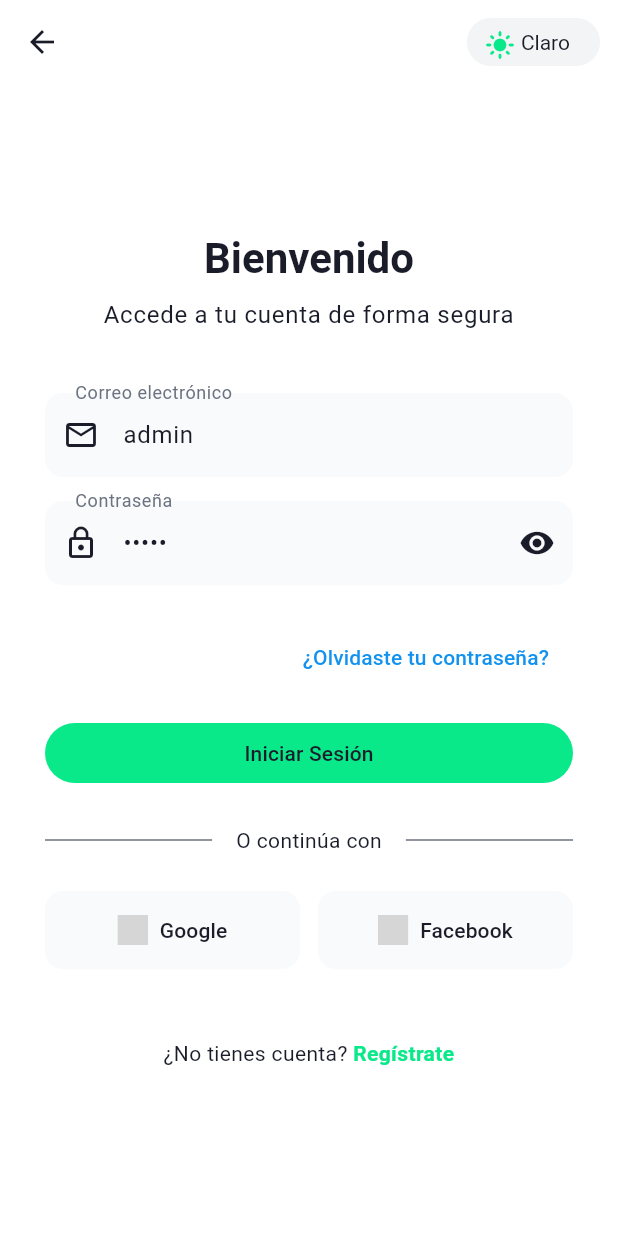
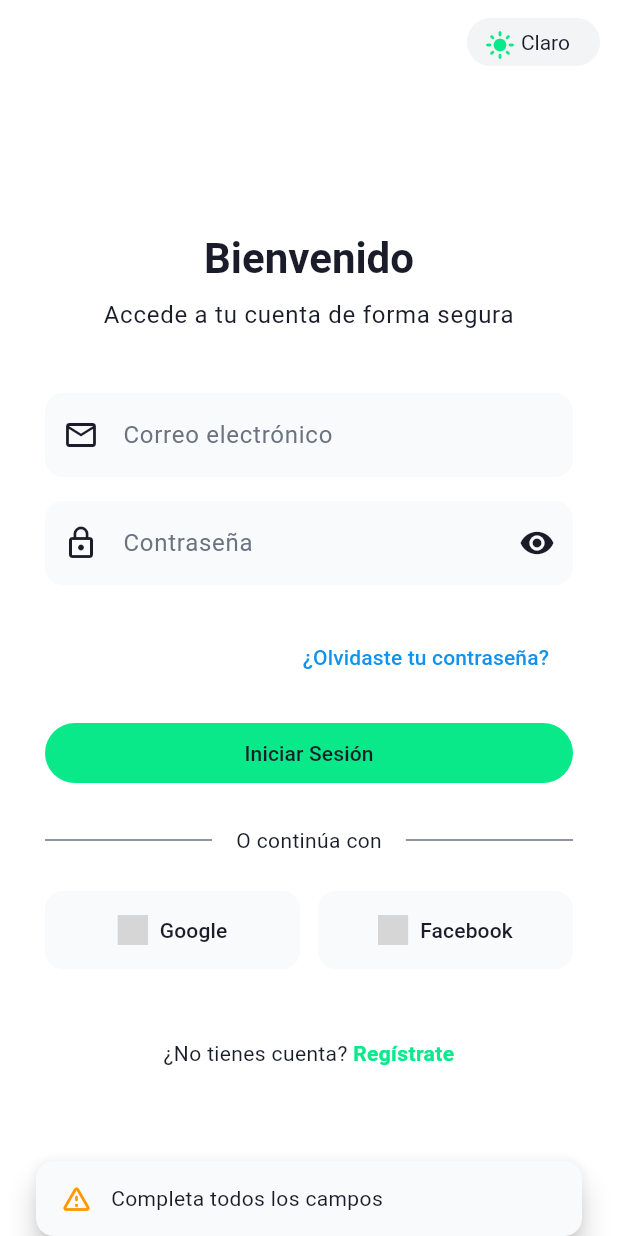
Before and after one commit to MavDevGit/cotizador_gigantografia, a Flutter app: the LoginScreen screen opened directly, after a tap on "Iniciar Sesión", on a phone screen of 412 x 824 dp. Run offline on Flutter 3.47's test engine with Material 3 defaults, Android fonts, the phone set to English and light mode, and no system bars; our stand-ins replace app_links, dropdown_search, file_picker, flutter_local_notifications, hive, hive_flutter and 8 more; missing offline and left inert: workmanager; accounts and stored records are empty; grey boxes are pictures that could not be loaded.

Commit message:
Login integrado con Supabase...

```diff
--- a/lib/app_state/app_state.dart
+++ b/lib/app_state/app_state.dart
@@ -7,6 +7,8 @@ import 'package:shared_preferences/shared_preferences.dart';
 
 import '../models/models.dart';
 import '../services/services.dart';
+import '../services/supabase_auth_service.dart';
+import 'package:supabase_flutter/supabase_flutter.dart';
 import '../utils/utils.dart';
 
 class AppState extends ChangeNotifier {
@@ -57,27 +59,27 @@ class AppState extends ChangeNotifier {
   }
 
   Future<bool> login(String email, String password) async {
-    final user = _usuariosBox.values.firstWhere(
-      (u) => u.email == email && u.eliminadoEn == null,
-      orElse: () => Usuario(
-          id: '',
-          email: '',
-          nombre: '',
-          rol: '',
-          negocioId: '',
-          creadoEn: DateTime.now(),
-          password: ''), // Return a dummy user
-    );
-
-    if (user.id.isNotEmpty && user.password == password) {
-      _currentUser = user;
-      notifyListeners();
-      return true;
+    // Autenticación con Supabase
+    try {
+      final supabaseAuth = SupabaseAuthService();
+      final response = await supabaseAuth.signInWithEmail(email, password);
+      final session = response.session;
+      if (session != null && response.user != null) {
+        // Aquí podrías cargar datos adicionales del usuario si lo deseas
+        // _currentUser = ...
+        notifyListeners();
+        return true;
+      }
+      return false;
+    } catch (e) {
+      return false;
     }
-    return false;
   }
 
-  void logout() {
+  Future<void> logout() async {
+    try {
+      await Supabase.instance.client.auth.signOut();
+    } catch (_) {}
     _currentUser = null;
     notifyListeners();
   }
--- a/lib/screens/login_screen.dart
+++ b/lib/screens/login_screen.dart
@@ -13,22 +13,71 @@ class LoginScreen extends StatefulWidget {
 }
 
 class _LoginScreenState extends State<LoginScreen> {
-  final _emailController = TextEditingController(text: 'admin');
-  final _passwordController = TextEditingController(text: 'admin');
+  final _emailController = TextEditingController();
+  final _passwordController = TextEditingController();
   bool _isLoading = false;
   bool _obscureText = true;
 
+  void _showCustomSnackBar(String message, {IconData icon = Icons.info_outline, Color? color}) {
+    final theme = Theme.of(context);
+    final textColor = theme.brightness == Brightness.dark
+        ? theme.colorScheme.onSurface
+        : theme.colorScheme.onSurface;
+    ScaffoldMessenger.of(context).showSnackBar(
+      SnackBar(
+        content: Row(
+          children: [
+            Icon(icon, color: color ?? theme.colorScheme.primary, size: 22),
+            const SizedBox(width: 12),
+            Expanded(child: Text(message, style: TextStyle(color: textColor))),
+          ],
+        ),
+        backgroundColor: theme.colorScheme.surfaceVariant,
+        behavior: SnackBarBehavior.floating,
+        shape: RoundedRectangleBorder(
+          borderRadius: BorderRadius.circular(12),
+        ),
+        elevation: 8,
+        duration: const Duration(seconds: 3),
+        margin: EdgeInsets.only(
+          top: MediaQuery.of(context).padding.top + 20,
+          left: 24,
+          right: 24,
+        ),
+      ),
+    );
+  }
+
   Future<void> _login() async {
+    final email = _emailController.text.trim();
+    final password = _passwordController.text;
+
+    if (email.isEmpty || password.isEmpty) {
+      _showCustomSnackBar('Completa todos los campos', icon: Icons.warning_amber_rounded, color: Colors.orange);
+      return;
+    }
+    if (!email.contains('@')) {
+      _showCustomSnackBar('El correo debe contener "@"', icon: Icons.email, color: Colors.orange);
+      return;
+    }
+    if (password.length < 6) {
+      _showCustomSnackBar('La contraseña debe tener al menos 6 caracteres', icon: Icons.lock_outline, color: Colors.orange);
+      return;
+    }
+
     setState(() => _isLoading = true);
     final success = await Provider.of<AppState>(context, listen: false)
-        .login(_emailController.text, _passwordController.text);
+        .login(email, password);
 
     if (!mounted) return;
 
-    if (!success) {
-      ScaffoldMessenger.of(context).showSnackBar(
-        const SnackBar(content: Text('Usuario o contraseña incorrectos.')),
+    if (success) {
+      // Redirigir a la pantalla principal (MainScreen)
+      Navigator.of(context).pushReplacement(
+        MaterialPageRoute(builder: (_) => const MainScreen()),
       );
+    } else {
+      _showCustomSnackBar('Usuario o contraseña incorrectos.', icon: Icons.error, color: Colors.red);
     }
     setState(() => _isLoading = false);
   }
@@ -93,6 +142,7 @@ class _LoginScreenState extends State<LoginScreen> {
                     controller: _emailController,
                     decoration: const InputDecoration(
                       labelText: 'Correo electrónico',
+                      hintText: 'Ingresa tu correo',
                       prefixIcon: Icon(Icons.email_outlined),
                     ),
                     keyboardType: TextInputType.emailAddress,
@@ -106,6 +156,7 @@ class _LoginScreenState extends State<LoginScreen> {
                     obscureText: _obscureText,
                     decoration: InputDecoration(
                       labelText: 'Contraseña',
+                      hintText: 'Ingresa tu contraseña',
                       prefixIcon: const Icon(Icons.lock_outline),
                       suffixIcon: IconButton(
                         icon: Icon(
--- /dev/null
+++ b/lib/services/supabase_auth_service.dart
@@ -0,0 +1,13 @@
+import 'package:supabase_flutter/supabase_flutter.dart';
+
+class SupabaseAuthService {
+  final SupabaseClient client = Supabase.instance.client;
+
+  Future<AuthResponse> signInWithEmail(String email, String password) async {
+    final response = await client.auth.signInWithPassword(
+      email: email,
+      password: password,
+    );
+    return response;
+  }
+}
```
Also changed, not shown: lib/screens/main_screen.dart (+6 -2 lines), lib/screens/signup_screen.dart (+27 -33 lines).
